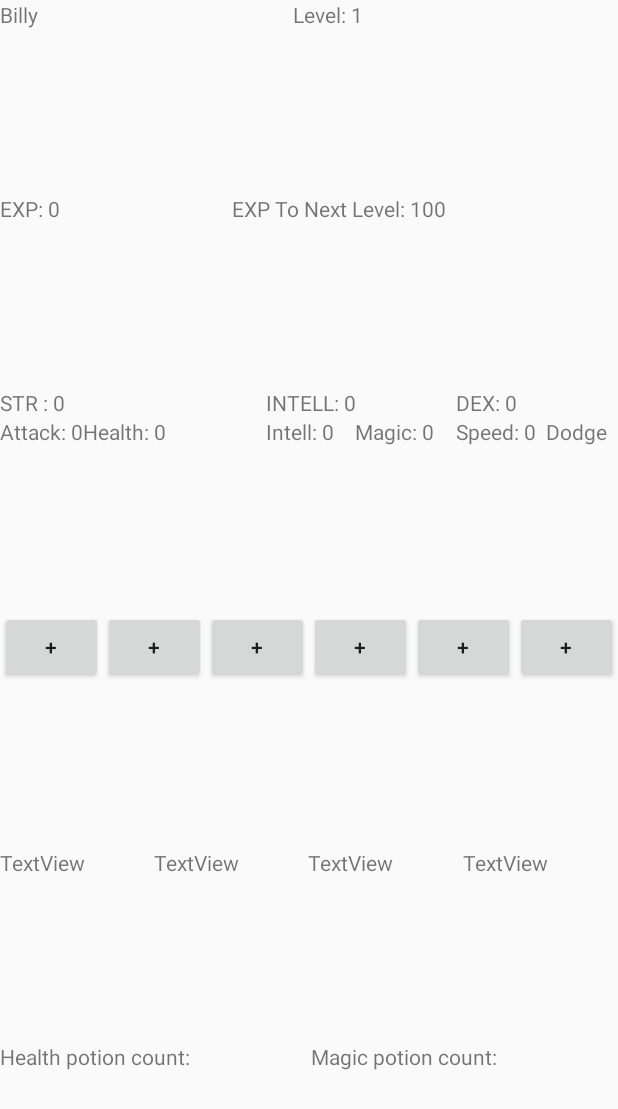
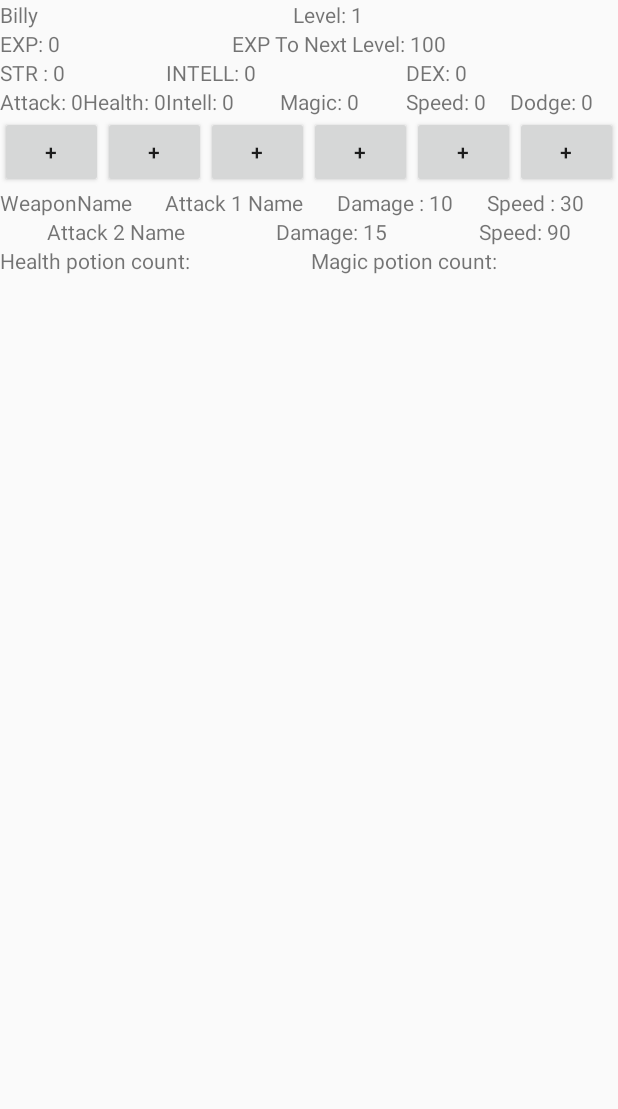
Before and after one commit to achocianowicz/-AdventureProjectFinal, an Android app: the layout activity_character_stats.xml on its own in the app's theme, with its tools: preview values and no code run, on a phone screen of 412 x 824 dp. Shown: the top 1109 px of the screen. Run offline under Robolectric (Android 15) with nearby library versions, the phone set to English and light mode, and no system bars.

Commit message:
Made a Weapon Class to make it easier to move Attacks and Weapons around... might make it easier to store in DB??

```diff
--- a/app/src/main/java/com/example/joydr/adventureprojectfinal/Forest1Bear1Combat.java
+++ b/app/src/main/java/com/example/joydr/adventureprojectfinal/Forest1Bear1Combat.java
@@ -69,6 +69,8 @@ public class Forest1Bear1Combat extends AppCompatActivity {
         Attack charAttack2 = Singleton.getInstance().charAttack2;
 
         f1B1toGoToReward.setVisibility(View.INVISIBLE);
+        f1B1charAttack1.setText(Singleton.getInstance().getCharAttack1().getName());
+        f1B1charAttack2.setText(Singleton.getInstance().getCharAttack2().getName());
         f1B1hpButton.setText(Singleton.getInstance().getHpCount());
         f1B1mpButton.setText(Singleton.getInstance().getMpCount());
 
--- a/app/src/main/res/layout/activity_character_stats.xml
+++ b/app/src/main/res/layout/activity_character_stats.xml
@@ -10,7 +10,6 @@
     <LinearLayout
         android:layout_width="match_parent"
         android:layout_height="wrap_content"
-        android:layout_weight="1"
         android:orientation="horizontal">
 
         <TextView
@@ -31,7 +30,6 @@
     <LinearLayout
         android:layout_width="match_parent"
         android:layout_height="wrap_content"
-        android:layout_weight="1"
         android:orientation="horizontal">
 
         <TextView
@@ -52,20 +50,20 @@
     <LinearLayout
         android:layout_width="match_parent"
         android:layout_height="wrap_content"
-        android:layout_weight="1"
         android:orientation="horizontal">
 
         <LinearLayout
             android:layout_width="wrap_content"
             android:layout_height="wrap_content"
-            android:layout_weight="1"
+            android:layout_weight="0"
             android:orientation="vertical">
 
             <TextView
                 android:id="@+id/STR_CharStats"
                 android:layout_width="wrap_content"
                 android:layout_height="wrap_content"
-                android:text="STR : 0" />
+                android:text="STR : 0"
+                android:textAlignment="center" />
 
             <LinearLayout
                 android:layout_width="wrap_content"
@@ -152,7 +150,7 @@
                     android:layout_width="wrap_content"
                     android:layout_height="wrap_content"
                     android:layout_weight="1"
-                    android:text="Dodge" />
+                    android:text="Dodge: 0" />
             </LinearLayout>
         </LinearLayout>
 
@@ -161,7 +159,6 @@
     <LinearLayout
         android:layout_width="match_parent"
         android:layout_height="wrap_content"
-        android:layout_weight="1"
         android:orientation="horizontal">
 
         <Button
@@ -210,7 +207,6 @@
     <LinearLayout
         android:layout_width="match_parent"
         android:layout_height="wrap_content"
-        android:layout_weight="1"
         android:orientation="horizontal">
 
         <TextView
@@ -218,28 +214,59 @@
             android:layout_width="wrap_content"
             android:layout_height="wrap_content"
             android:layout_weight="1"
-            android:text="TextView" />
+            android:text="WeaponName" />
 
         <TextView
-            android:id="@+id/currentWeaponName_CharStats"
+            android:id="@+id/currentWeaponAttack1Name_CharStats"
             android:layout_width="wrap_content"
             android:layout_height="wrap_content"
             android:layout_weight="1"
-            android:text="TextView" />
+            android:text="Attack 1 Name" />
 
         <TextView
-            android:id="@+id/currentWeaponAttack_CharStats"
+            android:id="@+id/currentWeaponAttack1Damage_CharStats"
             android:layout_width="wrap_content"
             android:layout_height="wrap_content"
             android:layout_weight="1"
-            android:text="TextView" />
+            android:text="Damage : 10" />
 
         <TextView
-            android:id="@+id/currentWeaponSpeed_CharStats"
+            android:id="@+id/currentWeaponAttack1Speed_CharStats"
             android:layout_width="wrap_content"
             android:layout_height="wrap_content"
             android:layout_weight="1"
-            android:text="TextView" />
+            android:text="Speed : 30" />
+    </LinearLayout>
+
+    <LinearLayout
+        android:layout_width="match_parent"
+        android:layout_height="wrap_content"
+        android:layout_weight="0"
+        android:orientation="horizontal">
+
+        <TextView
+            android:id="@+id/currentWeaponAttack2Name_CharStats"
+            android:layout_width="wrap_content"
+            android:layout_height="wrap_content"
+            android:layout_weight="1"
+            android:text="Attack 2 Name"
+            android:textAlignment="center" />
+
+        <TextView
+            android:id="@+id/currentWeaponAttack2Damage_CharStats"
+            android:layout_width="wrap_content"
+            android:layout_height="wrap_content"
+            android:layout_weight="1"
+            android:text="Damage: 15"
+            android:textAlignment="center" />
+
+        <TextView
+            android:id="@+id/currentWeaponAttack2Speed_CharStats"
+            android:layout_width="wrap_content"
+            android:layout_height="wrap_content"
+            android:layout_weight="1"
+            android:text="Speed: 90"
+            android:textAlignment="center" />
     </LinearLayout>
 
     <LinearLayout
```
Also changed, not shown: app/src/main/java/com/example/joydr/adventureprojectfinal/CharacterStats.java (+23 -10 lines), app/src/main/java/com/example/joydr/adventureprojectfinal/Shop.java (+13 -12 lines), app/src/main/java/com/example/joydr/adventureprojectfinal/Singleton.java (+58 -5 lines), app/src/main/java/com/example/joydr/adventureprojectfinal/Weapon.java (added, +71 -0 lines), app/src/main/res/layout/activity_forest1_bear1_combat.xml (+6 -2 lines).
